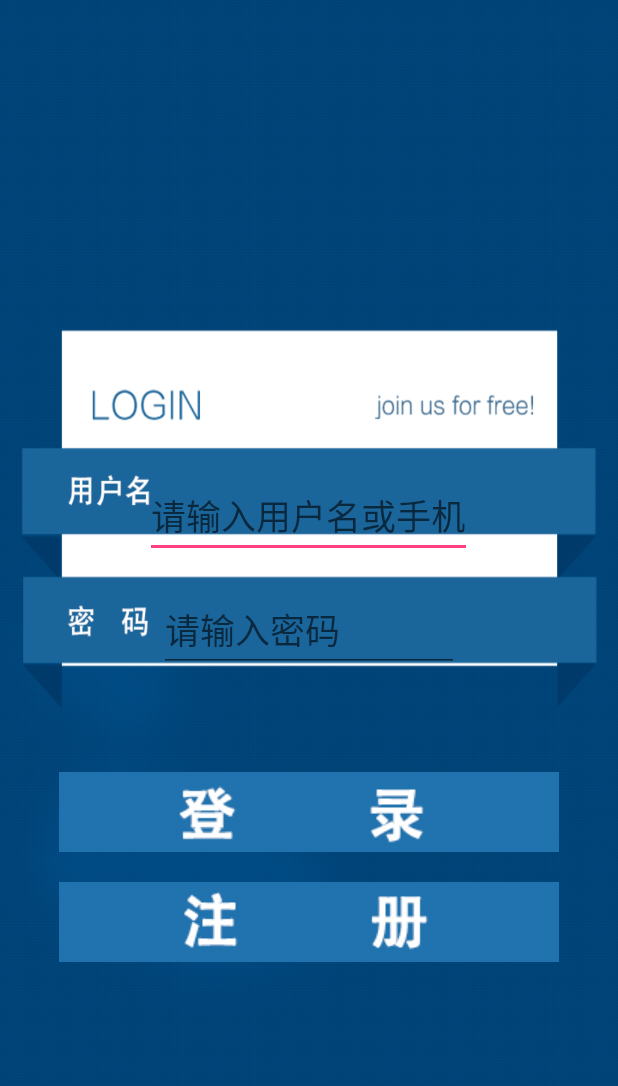
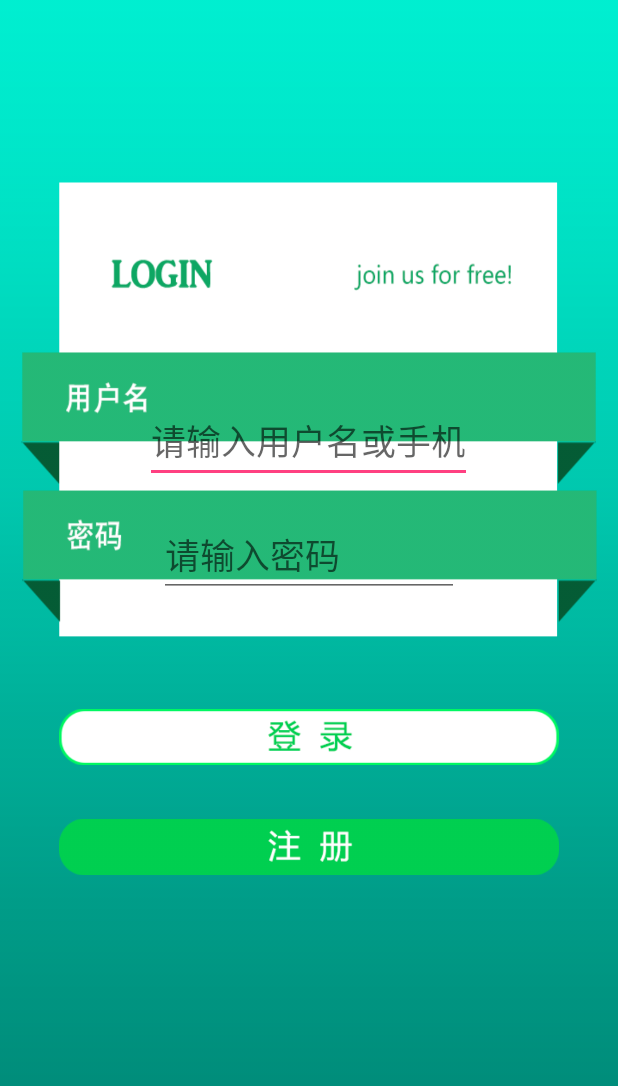
Before and after one commit to Vacity/campusWall, an Android app: the layout activity_login.xml on its own in the app's theme, with its tools: preview values and no code run, on a phone screen of 412 x 824 dp. Shown: the top 1086 px of the screen. Run offline under Robolectric (Android 15) with nearby library versions, the phone set to English and light mode, and no system bars.

Commit message:
校园风格还是绿色比较合适...

```diff
--- a/app/src/main/res/layout/activity_login.xml
+++ b/app/src/main/res/layout/activity_login.xml
@@ -2,7 +2,7 @@
     xmlns:tools="http://schemas.android.com/tools"
     android:maxLines="1"
     android:orientation="vertical"
-    android:background="@drawable/loginbg"
+    android:background="@drawable/loginbg2"
     android:layout_width="fill_parent"
     android:layout_height="fill_parent"
     android:gravity="center_vertical"
@@ -14,7 +14,7 @@
     android:weightSum="1">
 
     <EditText
-        android:layout_marginTop="200px"
+        android:layout_marginTop="50px"
      android:id="@+id/username"
      android:layout_width="wrap_content"
      android:layout_height="wrap_content"
@@ -36,10 +36,10 @@
             android:inputType="textPassword"
             android:layout_gravity="center_horizontal" />
 
-    <ImageButton
+    <ImageView
 
         android:layout_marginTop="100px"
-        android:src="@drawable/loginButton"
+        android:src="@drawable/loginButton2"
             android:id="@+id/login"
             android:layout_width="500px"
             android:layout_height="80px"
@@ -51,8 +51,8 @@
             android:layout_alignBottom="@+id/signup"
             android:layout_centerHorizontal="true" />
 
-    <ImageButton
-        android:src="@drawable/signupButton"
+    <ImageView
+        android:src="@drawable/signupButton2"
             android:layout_marginTop="30px"
         android:layout_width="500px"
         android:layout_height="80px"
```
Also changed, not shown: app/src/main/res/drawable/loginButton2.png (added), app/src/main/res/drawable/loginbg2.png (added), app/src/main/res/drawable/signupButton2.png (added).
